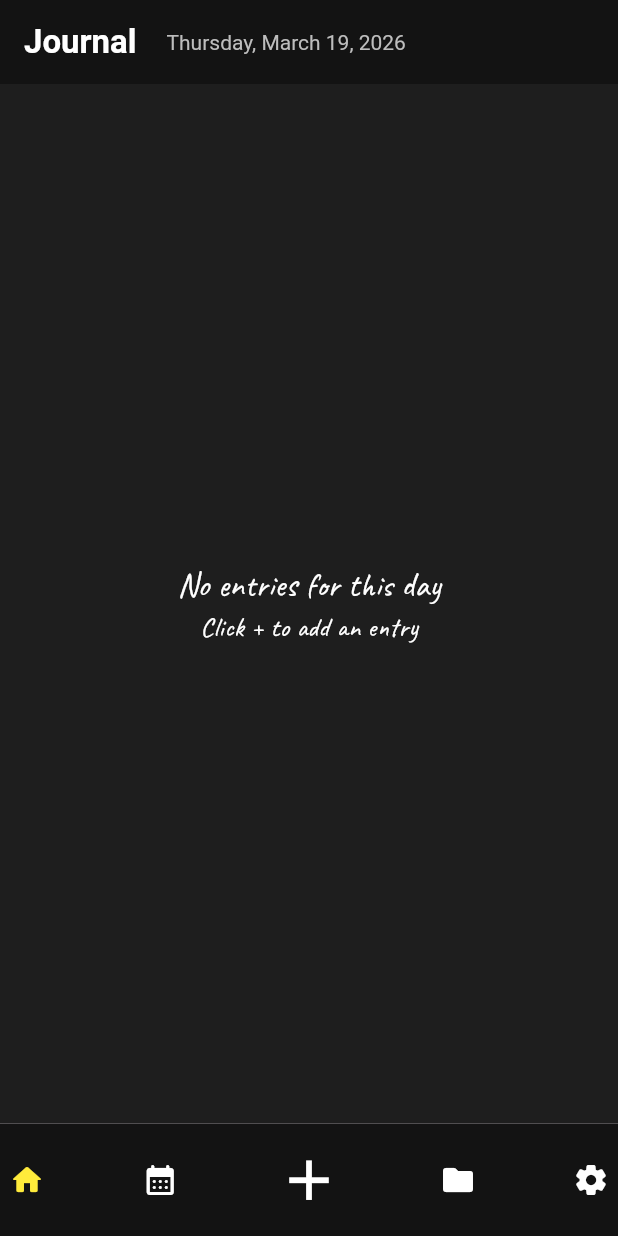
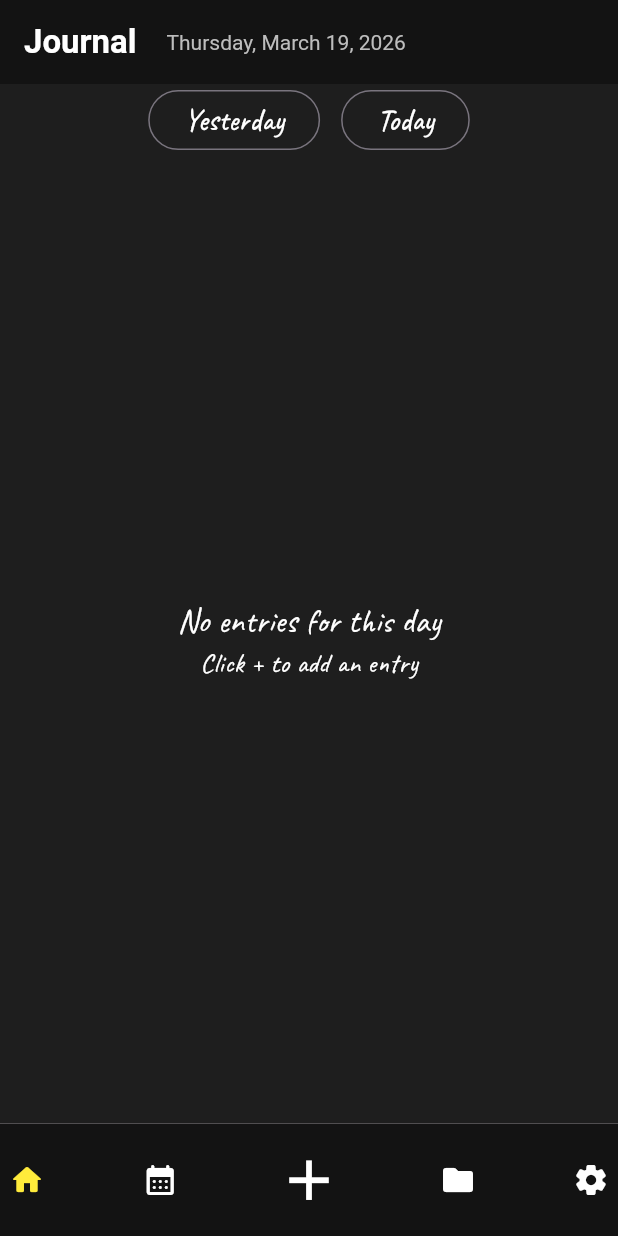
Before and after one commit to BrightBanda/journel_app, a Flutter app: the screen it shows after launch, on a phone screen of 412 x 824 dp. Run offline on Flutter 3.47's test engine with Material 3 defaults, Android fonts, the phone set to English and light mode, and no system bars; drawn by our look-alikes of google_nav_bar; our stand-ins replace flutter_riverpod, flutter_slidable, google_fonts, sqflite, table_calendar; accounts and stored records are empty.

Commit message:
feat:added day selector buttons on the home page

```diff
--- a/lib/main.dart
+++ b/lib/main.dart
@@ -8,7 +8,6 @@ import 'package:journel_new/src/presentation/view/folders_page.dart';
 import 'package:journel_new/src/presentation/view/home_page.dart';
 import 'package:journel_new/src/presentation/view/settings_page.dart';
 import 'package:journel_new/src/presentation/viewmodel/main_app_viewmodel.dart';
-//import 'package:sqflite/sqflite.dart';
 
 void main() async {
   WidgetsFlutterBinding.ensureInitialized();
--- a/lib/src/presentation/view/home_page.dart
+++ b/lib/src/presentation/view/home_page.dart
@@ -21,6 +21,7 @@ class _HomePageState extends ConsumerState<HomePage> {
   @override
   Widget build(BuildContext context) {
     final notesProvider = ref.watch(filteredNotesByDateProvider);
+    final selectedDay = ref.read(selectedDateProvider.notifier);
     final folderNot = ref.watch(folderProvider);
     final moodIcons = ["😄", "🙂", "😐", "😔", "😫"];
     return Scaffold(
@@ -57,7 +58,36 @@ class _HomePageState extends ConsumerState<HomePage> {
           ],
         ),
       ),
-      body: Padding(
+      body: Column(
+        children: [
+          Row(
+            mainAxisAlignment: MainAxisAlignment.center,
+            children: [
+              OutlinedButton(
+                onPressed: () {
+                  selectedDay.setDate(
+                    DateTime.now().subtract(Duration(days: 1)),
+                  );
+                },
+                child: Text(
+                  "Yesterday",
+                  style: GoogleFonts.caveat(color: Colors.white, fontSize: 20),
+                ),
+              ),
+              SizedBox(width: 14),
+              OutlinedButton(
+                onPressed: () {
+                  selectedDay.setDate(DateTime.now());
+                },
+                child: Text(
+                  "Today",
+                  style: GoogleFonts.caveat(color: Colors.white, fontSize: 20),
+                ),
+              ),
+            ],
+          ),
+          Expanded(
+            child: Padding(
               padding: const EdgeInsets.symmetric(horizontal: 16, vertical: 12),
               child: notesProvider.when(
                 data: (notes) {
@@ -85,7 +115,8 @@ class _HomePageState extends ConsumerState<HomePage> {
                                       Navigator.push(
                                         context,
                                         MaterialPageRoute(
-                                    builder: (_) => ViewNotePage(note: note),
+                                          builder: (_) =>
+                                              ViewNotePage(note: note),
                                         ),
                                       );
                                     },
@@ -100,7 +131,8 @@ class _HomePageState extends ConsumerState<HomePage> {
                                       detals: note.content,
                                       folder: folders
                                           .firstWhere(
-                                      (folder) => folder.id == note.folderId,
+                                            (folder) =>
+                                                folder.id == note.folderId,
                                             orElse: () => Folder(
                                               id: "default",
                                               name: "Default",
@@ -138,12 +170,19 @@ class _HomePageState extends ConsumerState<HomePage> {
                     loading: () => CircularProgressIndicator(),
                   );
                 },
-          loading: () =>
-              Center(child: CircularProgressIndicator(color: Colors.white)),
+                loading: () => Center(
+                  child: CircularProgressIndicator(color: Colors.white),
+                ),
                 error: (error, _) => Center(
-            child: Text("Error: $error", style: TextStyle(color: Colors.white)),
+                  child: Text(
+                    "Error: $error",
+                    style: TextStyle(color: Colors.white),
                   ),
                 ),
+              ),
+            ),
+          ),
+        ],
       ),
     );
   }
```
Lines whose indentation alone changed are shown as unchanged.
